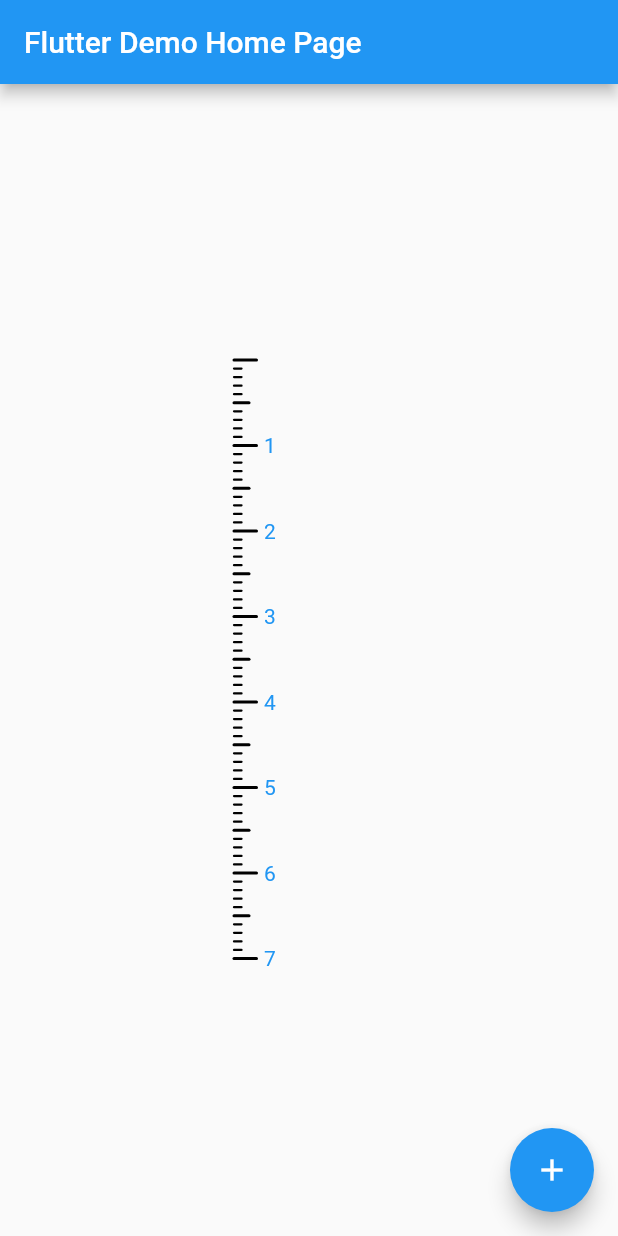
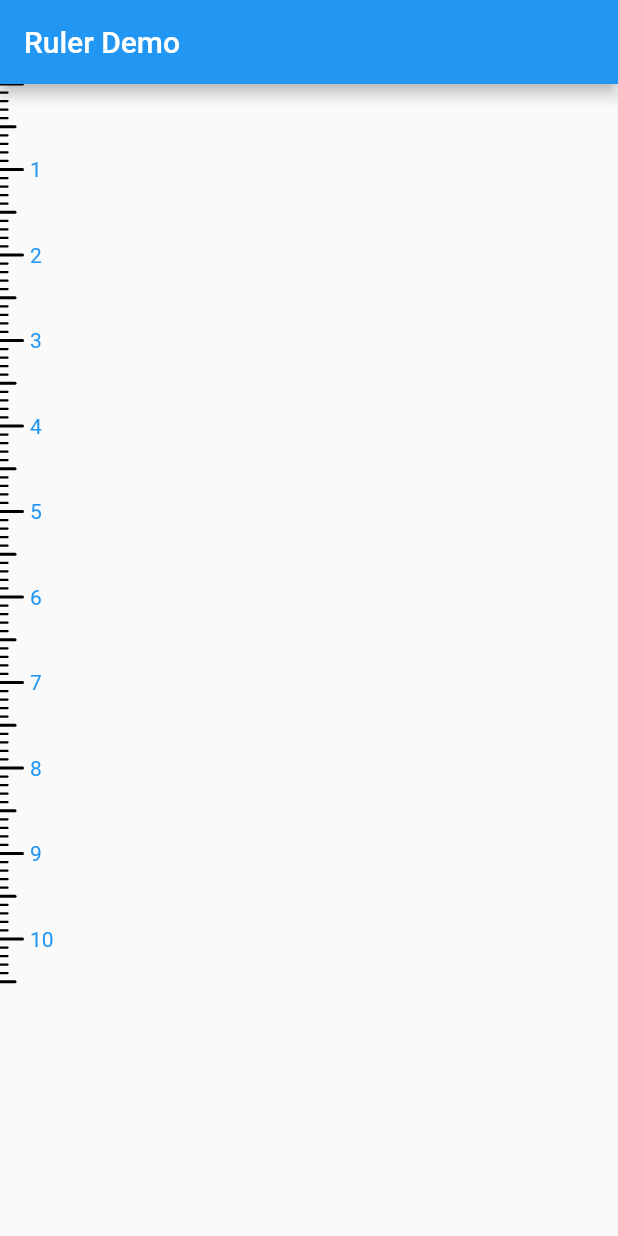
Before and after one commit to MichalTorma/flutter_ruler, a Flutter app: the screen it shows after launch, on a phone screen of 412 x 824 dp. Run offline on Flutter 3.47's test engine with Material 2 defaults, Android fonts, the phone set to English and light mode, and no system bars.

Commit message:
Clear the clutter

```diff
--- a/lib/main.dart
+++ b/lib/main.dart
@@ -8,36 +8,17 @@ class MyApp extends StatelessWidget {
   @override
   Widget build(BuildContext context) {
     return MaterialApp(
-      title: 'Flutter Demo',
+      title: 'Ruler Demo',
       theme: ThemeData(
-        // This is the theme of your application.
-        //
-        // Try running your application with "flutter run". You'll see the
-        // application has a blue toolbar. Then, without quitting the app, try
-        // changing the primarySwatch below to Colors.green and then invoke
-        // "hot reload" (press "r" in the console where you ran "flutter run",
-        // or simply save your changes to "hot reload" in a Flutter IDE).
-        // Notice that the counter didn't reset back to zero; the application
-        // is not restarted.
         primarySwatch: Colors.blue,
       ),
-      home: MyHomePage(title: 'Flutter Demo Home Page'),
+      home: MyHomePage(title: 'Ruler Demo'),
     );
   }
 }
 
 class MyHomePage extends StatefulWidget {
   MyHomePage({Key key, this.title}) : super(key: key);
-
-  // This widget is the home page of your application. It is stateful, meaning
-  // that it has a State object (defined below) that contains fields that affect
-  // how it looks.
-
-  // This class is the configuration for the state. It holds the values (in this
-  // case the title) provided by the parent (in this case the App widget) and
-  // used by the build method of the State. Fields in a Widget subclass are
-  // always marked "final".
-
   final String title;
 
   @override
@@ -45,46 +26,19 @@ class MyHomePage extends StatefulWidget {
 }
 
 class _MyHomePageState extends State<MyHomePage> {
-  int _counter = 0;
-
-  void _incrementCounter() {
-    setState(() {
-      // This call to setState tells the Flutter framework that something has
-      // changed in this State, which causes it to rerun the build method below
-      // so that the display can reflect the updated values. If we changed
-      // _counter without calling setState(), then the build method would not be
-      // called again, and so nothing would appear to happen.
-      _counter++;
-    });
-  }
-
   @override
   Widget build(BuildContext context) {
-    // This method is rerun every time setState is called, for instance as done
-    // by the _incrementCounter method above.
-    //
-    // The Flutter framework has been optimized to make rerunning build methods
-    // fast, so that you can just rebuild anything that needs updating rather
-    // than having to individually change instances of widgets.
     return Scaffold(
       appBar: AppBar(
-        // Here we take the value from the MyHomePage object that was created by
-        // the App.build method, and use it to set our appbar title.
         title: Text(widget.title),
       ),
-      body: Center(
-        // Center is a layout widget. It takes a single child and positions it
-        // in the middle of the parent.
+      body: Container(
+        height: 600,
         child: Ruler(
           tickColor: Colors.black,
           style: TextStyle(color: Colors.blue),
         ),
       ),
-      floatingActionButton: FloatingActionButton(
-        onPressed: _incrementCounter,
-        tooltip: 'Increment',
-        child: Icon(Icons.add),
-      ), // This trailing comma makes auto-formatting nicer for build methods.
     );
   }
 }
--- a/lib/ruler.dart
+++ b/lib/ruler.dart
@@ -14,9 +14,6 @@ class Ruler extends StatelessWidget {
   @override
   Widget build(BuildContext context) {
     return Container(
-      height: 400,
-      width: 100,
-
       child: CustomPaint(
         foregroundPainter:
             _RulerPainter(context: context, tickColor: tickColor, style: style),
@@ -59,14 +56,14 @@ class _RulerPainter extends CustomPainter {
         var paragraphBuilder = ui.ParagraphBuilder(ui.ParagraphStyle())
           ..pushStyle(style.getTextStyle())
           ..addText('${ticker ~/ 10}');
-          //..pop();
+        //..pop();
         var paragraph = paragraphBuilder.build()
           ..layout(ui.ParagraphConstraints(width: 20));
 
-          if (ticker != 0.0 || showZero) {
-            canvas.drawParagraph(paragraph, Offset(20, y - (paragraph.height / 2)));
-          }
-
+        if (ticker != 0.0 || showZero) {
+          canvas.drawParagraph(
+              paragraph, Offset(20, y - (paragraph.height / 2)));
+        }
       } else if (ticker % 5 == 0) {
         canvas.drawLine(Offset(0, y), Offset(10, y), cmTick);
       } else {
```
Also changed, not shown: 1 other file.
